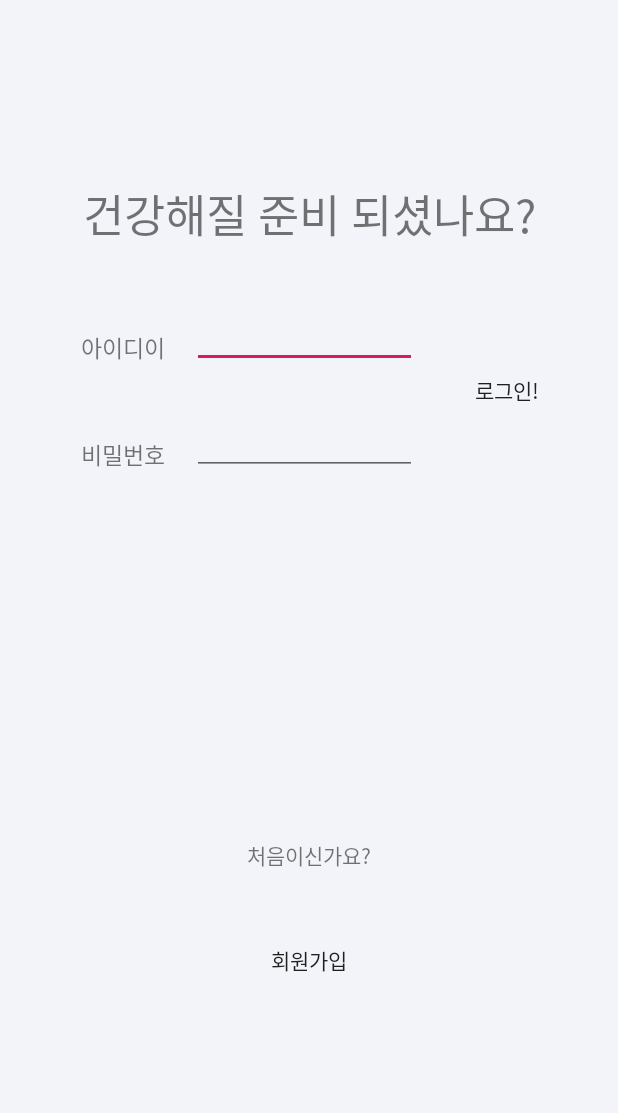
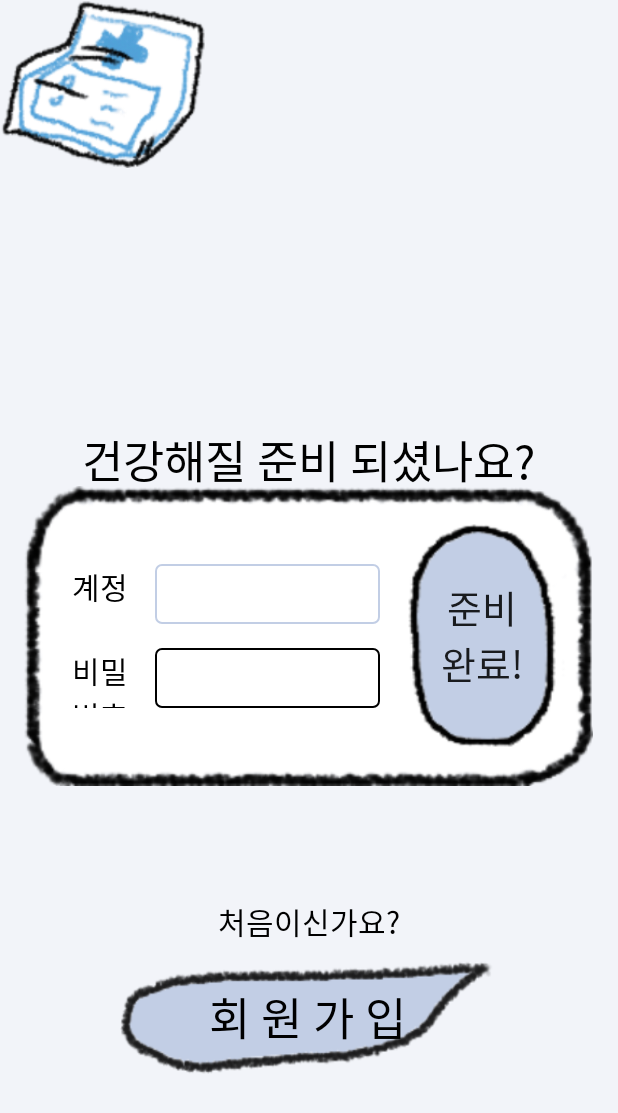
Before and after one commit to Junseon00/MD5, an Android app: the screen1 screen opened directly, with no data from a screen before it, on a phone screen of 412 x 824 dp. Shown: the top 1113 px of the screen. Run offline under Robolectric (Android 15) with nearby library versions, the phone set to English and light mode, and no system bars.

Commit message:
디자인 적용

```diff
--- /dev/null
+++ b/app/src/main/res/drawable/edittext_box.xml
@@ -0,0 +1,44 @@
+<?xml version="1.0" encoding="utf-8"?>
+<selector xmlns:android="http://schemas.android.com/apk/res/android"
+    android:layout_width="match_parent"
+    android:layout_height="match_parent">
+
+    <item android:state_focused="true">
+        <shape xmlns:android="http://schemas.android.com/apk/res/android" android:shape="rectangle">
+
+            <stroke
+
+                android:width="1dp"
+
+                android:color="@color/fourthblue" />
+
+            <corners android:radius="4dp"/>
+
+            <solid
+
+                android:color="#FFFFFF" />
+
+        </shape>
+
+    </item>
+
+    <item android:state_focused="false">
+
+        <shape xmlns:android="http://schemas.android.com/apk/res/android" android:shape="rectangle">
+            <stroke
+
+                android:width="1dp"
+
+                android:color="#000000" />
+            <corners android:radius="4dp"/>
+            <solid
+
+                android:color="#FFFFFF" />
+
+        </shape>
+
+
+    </item>
+
+
+</selector>
--- a/app/src/main/res/layout/activity_screen1.xml
+++ b/app/src/main/res/layout/activity_screen1.xml
@@ -7,81 +7,96 @@
     android:background="@color/firstblue"
     tools:context=".screen1">
 
+    <ImageView
+        android:layout_width="137dp"
+        android:layout_height="112dp"
+        android:background="@drawable/medicine"
+        tools:ignore="ContentDescription,MissingConstraints"
+        tools:layout_editor_absoluteX="137dp"
+        tools:layout_editor_absoluteY="137dp" />
 
     <TextView
         android:id="@+id/textView8"
         android:layout_width="wrap_content"
         android:layout_height="wrap_content"
-        android:layout_marginTop="120dp"
+        android:layout_marginTop="284dp"
         android:text="건강해질 준비 되셨나요?"
+        android:textColor="#000000"
         android:textSize="30sp"
         app:layout_constraintEnd_toEndOf="parent"
+        app:layout_constraintHorizontal_bias="0.495"
         app:layout_constraintStart_toStartOf="parent"
         app:layout_constraintTop_toTopOf="parent" />
 
     <LinearLayout
         android:id="@+id/lay1"
-        android:layout_width="match_parent"
-        android:layout_height="match_parent"
+        android:layout_width="380dp"
+        android:layout_height="200dp"
         android:layout_marginTop="120dp"
         android:layout_marginBottom="300dp"
+        android:background="@drawable/login_box"
         android:orientation="horizontal"
         app:layout_constraintBottom_toBottomOf="parent"
         app:layout_constraintEnd_toEndOf="parent"
+        app:layout_constraintHorizontal_bias="0.483"
         app:layout_constraintStart_toStartOf="parent"
-        app:layout_constraintTop_toTopOf="parent">
+        app:layout_constraintTop_toTopOf="parent"
+        app:layout_constraintVertical_bias="1.0">
 
         <LinearLayout
             android:layout_width="wrap_content"
-            android:layout_height="180dp"
-            android:layout_marginStart="40dp"
-            android:layout_marginTop="100dp"
+            android:layout_height="wrap_content"
+            android:layout_gravity="center"
             android:orientation="vertical">
 
             <TextView
                 android:id="@+id/tx_id"
                 android:layout_width="70dp"
-                android:layout_height="55dp"
+                android:layout_height="40dp"
                 android:layout_marginEnd="8dp"
                 android:ems="10"
-                android:text="아이디이"
+                android:text="계정"
                 android:textAlignment="viewEnd"
-                android:textSize="15sp" />
+                android:textColor="#000000"
+                android:textSize="20sp" />
 
             <TextView
                 android:id="@+id/tx_pass"
                 android:layout_width="70dp"
-                android:layout_height="55dp"
+                android:layout_height="40dp"
                 android:layout_marginTop="16dp"
                 android:ems="10"
-                android:text="비밀번호"
+                android:text="비밀
+                번호"
                 android:textAlignment="viewEnd"
-                android:textSize="15sp" />
+                android:textColor="#000000"
+                android:textSize="20sp" />
 
         </LinearLayout>
 
         <LinearLayout
-                android:layout_width="160dp"
-                android:layout_height="180dp"
+            android:layout_width="wrap_content"
+            android:layout_height="wrap_content"
+            android:layout_gravity="center"
             android:layout_marginStart="10dp"
-                android:layout_marginTop="70dp"
-
 
             android:orientation="vertical">
 
             <EditText
                 android:id="@+id/et_id"
                 android:layout_width="150dp"
-                    android:layout_height="55dp"
+                android:layout_height="40dp"
                 android:layout_marginEnd="8dp"
+                android:background="@drawable/edittext_box"
                 android:ems="10"
                 android:inputType="textPersonName" />
 
             <EditText
                 android:id="@+id/et_pass"
                 android:layout_width="150dp"
-                    android:layout_height="55dp"
+                android:layout_height="40dp"
                 android:layout_marginTop="16dp"
+                android:background="@drawable/edittext_box"
                 android:ems="10"
                 android:inputType="textPassword" />
         </LinearLayout>
@@ -91,11 +106,13 @@
             android:id="@+id/btn_login"
 
             android:layout_width="100dp"
-            android:layout_height="100dp"
-            android:layout_marginTop="90dp"
-
-
-            android:text="로그인!" />
+            android:layout_height="150dp"
+            android:layout_gravity="center"
+            android:layout_marginStart="10dp"
+            android:background="@drawable/login_button"
+            android:text="준비
+            완료!"
+            android:textSize="25sp" />
 
     </LinearLayout>
 
@@ -103,22 +120,27 @@
         android:id="@+id/textView4"
         android:layout_width="wrap_content"
         android:layout_height="wrap_content"
-        android:layout_marginTop="35dp"
+        android:layout_marginTop="75dp"
         android:text="처음이신가요?"
+        android:textColor="#000000"
+        android:textSize="20sp"
         app:layout_constraintEnd_toEndOf="parent"
         app:layout_constraintStart_toStartOf="parent"
         app:layout_constraintTop_toBottomOf="@+id/lay1" />
 
 
-
     <Button
         android:id="@+id/btn_register"
-        android:layout_width="200dp"
-        android:layout_height="wrap_content"
-        android:layout_marginTop="35dp"
-        android:text="회원가입"
+        android:layout_width="250dp"
+        android:layout_height="77dp"
+        android:layout_marginTop="10dp"
+        android:background="@drawable/bbbutton"
+        android:text="회 원 가 입"
+        android:textColor="#000000"
+        android:textSize="30sp"
+        app:layout_constraintEnd_toEndOf="@+id/lay1"
+        app:layout_constraintHorizontal_bias="0.496"
         app:layout_constraintStart_toStartOf="@+id/lay1"
-        app:layout_constraintEnd_toEndOf="@+id/lay1"
         app:layout_constraintTop_toBottomOf="@+id/textView4" />
 
 
--- a/app/src/main/res/layout/activity_screen2.xml
+++ b/app/src/main/res/layout/activity_screen2.xml
@@ -5,6 +5,7 @@
     android:id="@+id/ctlay"
     android:layout_width="match_parent"
     android:layout_height="match_parent"
+    android:background="@drawable/wrinkled_bg"
 
     tools:context=".screen2">
 
```
Also changed, not shown: app/src/main/res/drawable/login_box.png (added), app/src/main/res/drawable/login_button.png (added), app/src/main/res/drawable/medicine.png (added), app/src/main/res/drawable/wrinkled_bg.jpg (added). Lines whose indentation alone changed are shown as unchanged.
